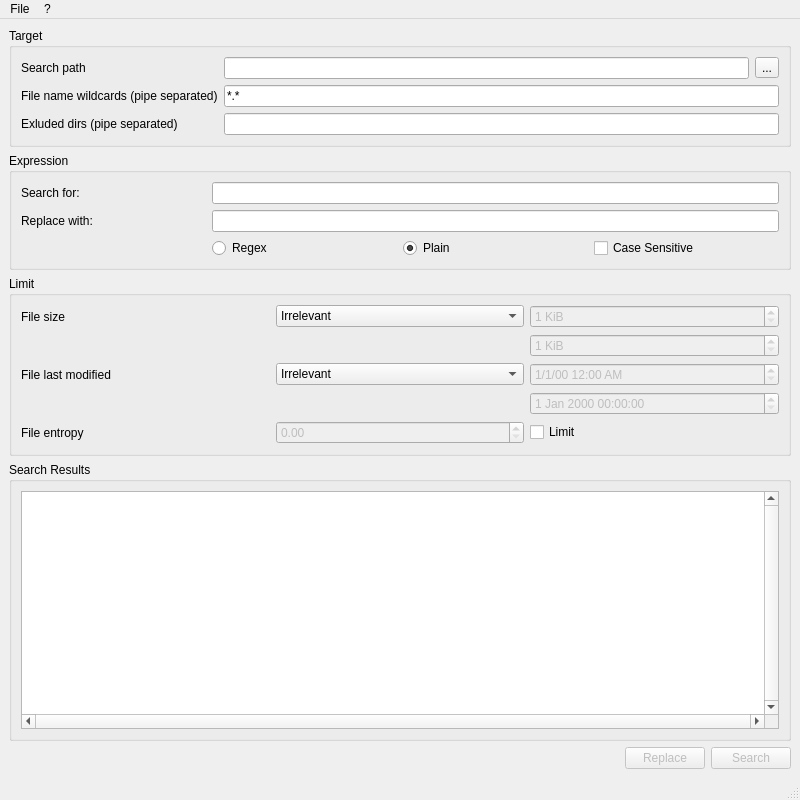
The window that src/MainWindow.ui (visuve/grepQt) describes before a commit, drawn with Qt 5.
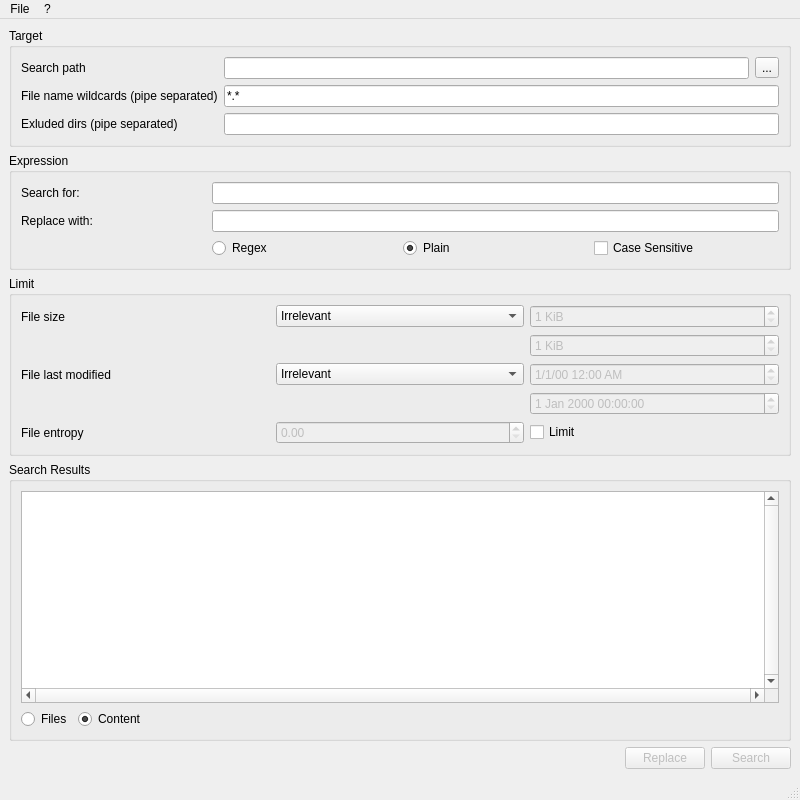
The same window after the commit.

```diff
--- a/src/MainWindow.ui
+++ b/src/MainWindow.ui
@@ -253,8 +253,25 @@
       <property name="title">
        <string>Search Results</string>
       </property>
-      <layout class="QVBoxLayout" name="verticalLayout">
-       <item>
+      <layout class="QFormLayout" name="formLayout">
+       <item row="1" column="0">
+        <widget class="QRadioButton" name="radioButtonFiles">
+         <property name="text">
+          <string>Files</string>
+         </property>
+        </widget>
+       </item>
+       <item row="1" column="1">
+        <widget class="QRadioButton" name="radioButtonContent">
+         <property name="text">
+          <string>Content</string>
+         </property>
+         <property name="checked">
+          <bool>true</bool>
+         </property>
+        </widget>
+       </item>
+       <item row="0" column="0" colspan="2">
         <widget class="QTableView" name="tableViewResults">
          <property name="contextMenuPolicy">
           <enum>Qt::CustomContextMenu</enum>
```
Left out of the diff: 174 changed lines with no effect on the pictures.
